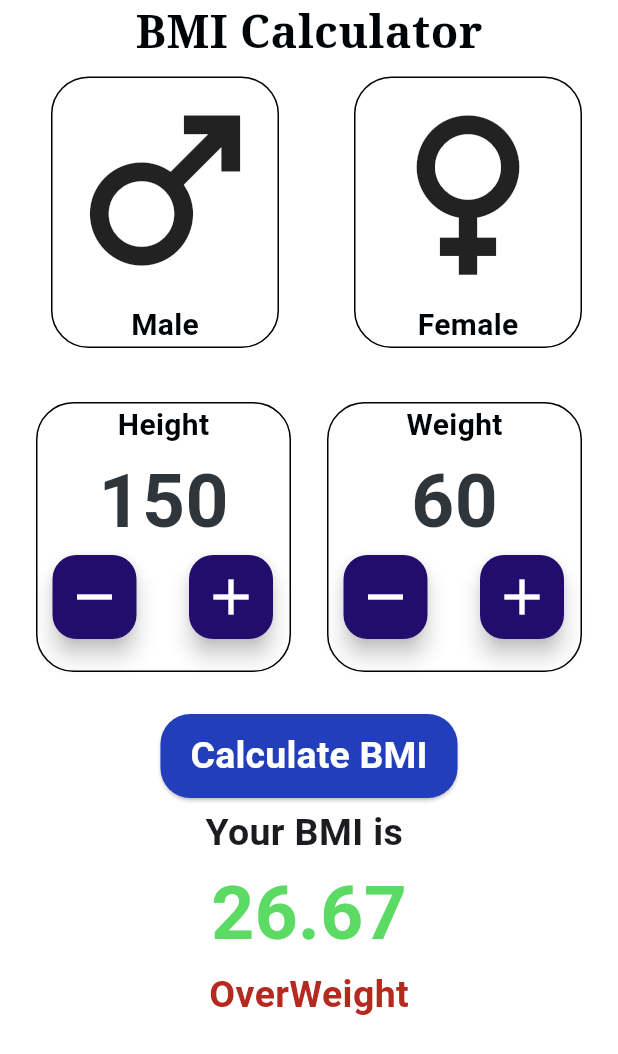
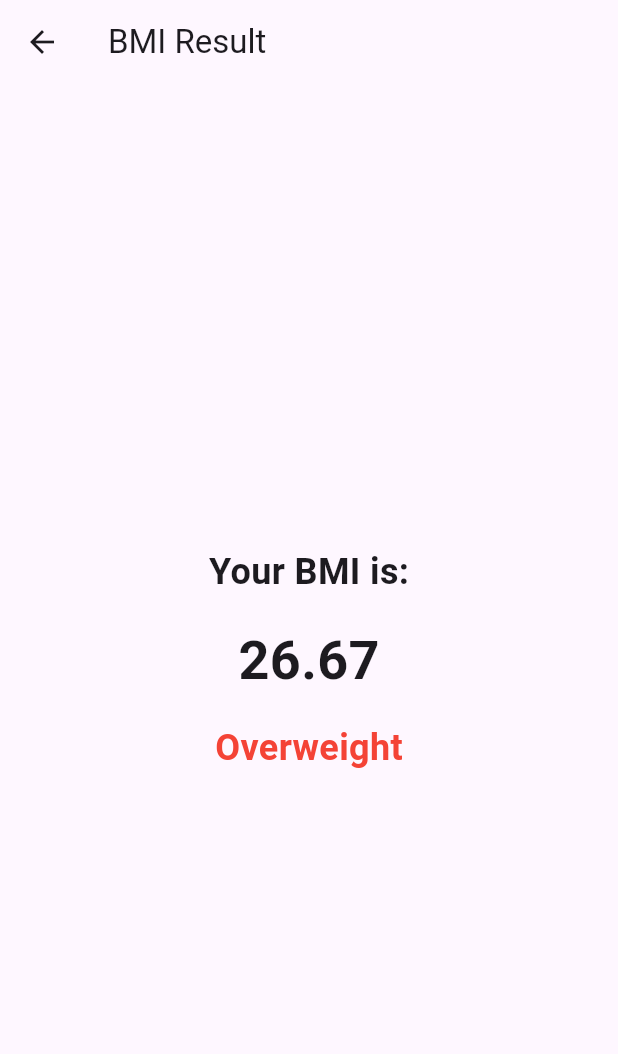
Before and after one commit to akithawijesinghe/BMICALflutter, a Flutter app: the screen it shows after launch, after a tap on "Calculate BMI", on a phone screen of 412 x 824 dp. Shown: the top 1054 px of the screen. Run offline on Flutter 3.47's test engine with Material 3 defaults, Android fonts, the phone set to English and light mode, and no system bars; Roboto replaces fonts that are missing (Candara).

Commit message:
ui improve 8

```diff
--- a/lib/main_page.dart
+++ b/lib/main_page.dart
@@ -1,5 +1,6 @@
 import 'package:flutter/material.dart';
 import 'package:flutterbmi/constant.dart';
+import 'package:flutterbmi/result_page.dart';
 
 class MainPage extends StatefulWidget {
   const MainPage({super.key});
@@ -16,6 +17,18 @@ class _MainPageState extends State<MainPage> {
   bool isCalculateselect = false;
   late double bmi = calculateBMI(height: height, weight: weight);
 
+  void calculateBMIAndNavigate() {
+    setState(() {
+      bmi = calculateBMI(height: height, weight: weight);
+    });
+    Navigator.push(
+      context,
+      MaterialPageRoute(
+        builder: (context) => ResultPage(bmi: bmi),
+      ),
+    );
+  }
+
   @override
   Widget build(BuildContext context) {
     double screenWidth = MediaQuery.of(context).size.width;
@@ -30,11 +43,12 @@ class _MainPageState extends State<MainPage> {
           padding: const EdgeInsets.symmetric(horizontal: 16),
           child: Column(
             children: [
+              SizedBox(height: 20),
               Text(
                 "BMI Calculator",
                 style: kHeading,
               ),
-              //const SizedBox(height: 20),
+              const SizedBox(height: 20),
               Row(
                 children: [
                   const SizedBox(width: 10),
@@ -63,7 +77,6 @@ class _MainPageState extends State<MainPage> {
                         child: Column(
                           children: const [
                             //const SizedBox(height: 30),
-
                             Icon(Icons.male, size: 150),
                             Text(
                               "Male",
@@ -112,7 +125,7 @@ class _MainPageState extends State<MainPage> {
                   ),
                 ],
               ),
-              const SizedBox(height: 20),
+              const SizedBox(height: 40),
               Row(
                 children: [
                   Padding(
@@ -150,6 +163,7 @@ class _MainPageState extends State<MainPage> {
                                   color: Colors.white,
                                   size: 40,
                                 ),
+                                shape: CircleBorder(),
                               ),
                               const SizedBox(width: 35),
                               FloatingActionButton(
@@ -167,7 +181,9 @@ class _MainPageState extends State<MainPage> {
                                   Icons.add,
                                   color: Colors.white,
                                   size: 40,
-                                  )),
+                                ),
+                                shape: CircleBorder(),
+                              ),
                             ],
                           ),
                         ],
@@ -209,6 +225,7 @@ class _MainPageState extends State<MainPage> {
                                   color: Colors.white,
                                   size: 40,
                                 ),
+                                shape: CircleBorder(),
                               ),
                               const SizedBox(width: 35),
                               FloatingActionButton(
@@ -225,7 +242,9 @@ class _MainPageState extends State<MainPage> {
                                   Icons.add,
                                   color: Colors.white,
                                   size: 40,
-                                  )),
+                                ),
+                                shape: CircleBorder(),
+                              ),
                             ],
                           ),
                         ],
@@ -234,18 +253,11 @@ class _MainPageState extends State<MainPage> {
                   ),
                 ],
               ),
-              SizedBox(height: 20),
-
+              SizedBox(height: 50),
               ElevatedButton(
-                onPressed: () {
-                  setState(() {
-                    isCalculateselect = true;
-                  }); // Add your button functionality here
-                },
+                onPressed: calculateBMIAndNavigate,
                 style: ElevatedButton.styleFrom(
-                  backgroundColor: isCalculateselect
-                      ? Color.fromARGB(255, 34, 62, 187)
-                      : Color.fromARGB(255, 98, 119, 213),
+                  backgroundColor: Color.fromARGB(255, 64, 169, 201),
                   shape: RoundedRectangleBorder(
                     borderRadius: BorderRadius.circular(20.0),
                   ),
@@ -256,27 +268,12 @@ class _MainPageState extends State<MainPage> {
                   'Calculate BMI',
                   style: TextStyle(
                     color: Colors.white,
-                    fontSize: 25.0,
+                    fontSize: 30.0,
                     fontWeight: FontWeight.bold,
                   ),
                 ),
               ),
-
               const SizedBox(height: 5),
-
-              Column(
-                children: [
-                  const Text(
-                    "Your BMI is ",
-                    style: TextStyle(fontSize: 25, fontWeight: FontWeight.bold),
-                  ),
-                  Text(
-                    "${bmi.toStringAsFixed(2)}",
-                    style: kinputLableColor,
-                  ),
-                  getResult(bmi),
-                ],
-              )
             ],
           ),
         ),
@@ -291,29 +288,4 @@ class _MainPageState extends State<MainPage> {
   double calculateBMI({required height, required int weight}) {
     return (weight / (height * height)) * 10000;
   }
-
-  Widget getResult(double bmiValue) {
-    String resultText;
-    Color resultColor;
-
-    if (bmiValue >= 25) {
-      resultText = "OverWeight";
-      resultColor = const Color.fromARGB(255, 181, 41, 31);
-    } else if (bmiValue >= 18.5) {
-      resultText = "Normal";
-      resultColor = const Color.fromARGB(255, 17, 97, 20);
-    } else {
-      resultText = "UnderWeight";
-      resultColor = const Color.fromARGB(255, 243, 149, 8);
 }
-
-    return Text(
-      resultText,
-      style: TextStyle(
-        color: resultColor,
-        fontSize: 25,
-        fontWeight: FontWeight.bold,
-      ),
-    );
-  }
-}
--- /dev/null
+++ b/lib/result_page.dart
@@ -0,0 +1,62 @@
+// result_page.dart
+import 'package:flutter/material.dart';
+
+class ResultPage extends StatelessWidget {
+  final double bmi;
+
+  ResultPage({required this.bmi});
+
+  @override
+  Widget build(BuildContext context) {
+    String bmiStatus;
+    Color bmiStatusColor;
+
+    if (bmi >= 25) {
+      bmiStatus = "Overweight";
+      bmiStatusColor = Colors.red;
+    } else if (bmi >= 18.5) {
+      bmiStatus = "Normal";
+      bmiStatusColor = Colors.green;
+    } else {
+      bmiStatus = "Underweight";
+      bmiStatusColor = Colors.orange;
+    }
+
+    return Scaffold(
+      appBar: AppBar(
+        title: Text('BMI Result'),
+      ),
+      body: Center(
+        child: Column(
+          mainAxisAlignment: MainAxisAlignment.center,
+          children: [
+            Text(
+              'Your BMI is:',
+              style: TextStyle(
+                fontSize: 24.0,
+                fontWeight: FontWeight.bold,
+              ),
+            ),
+            SizedBox(height: 16.0),
+            Text(
+              bmi.toStringAsFixed(2),
+              style: TextStyle(
+                fontSize: 36.0,
+                fontWeight: FontWeight.bold,
+              ),
+            ),
+            SizedBox(height: 16.0),
+            Text(
+              bmiStatus,
+              style: TextStyle(
+                fontSize: 24.0,
+                fontWeight: FontWeight.bold,
+                color: bmiStatusColor,
+              ),
+            ),
+          ],
+        ),
+      ),
+    );
+  }
+}
```
Lines whose indentation alone changed are shown as unchanged.
